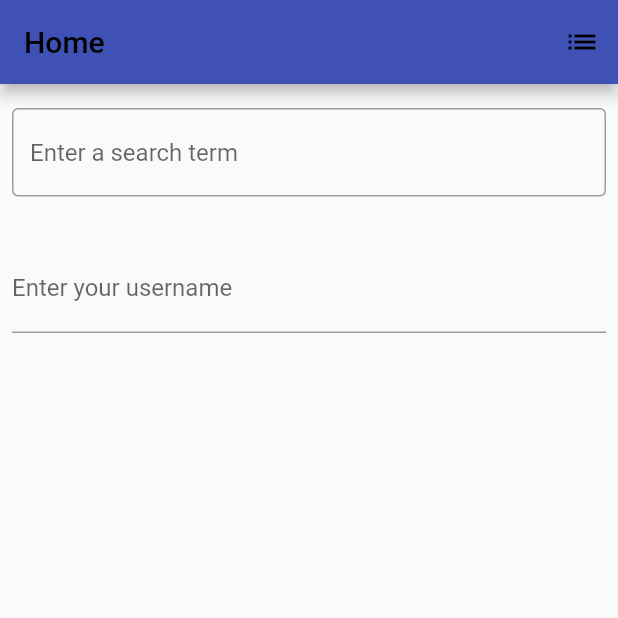
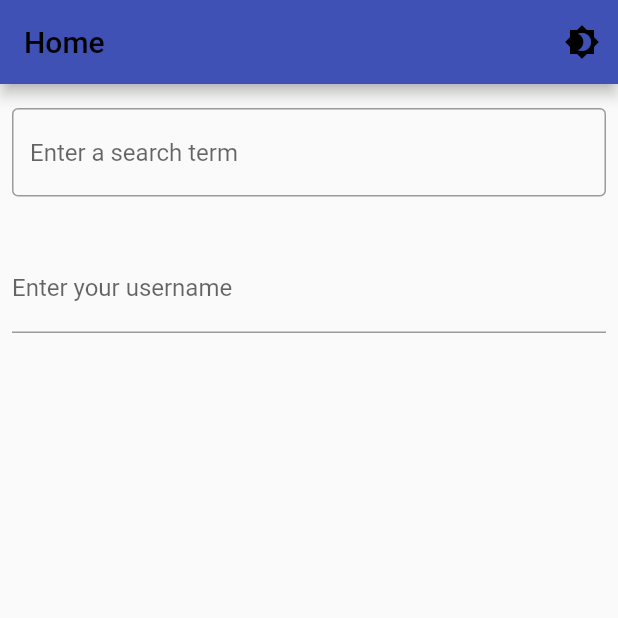
Before and after one commit to lucianoyamane/change_theme_example, a Flutter app: the screen it shows after launch, on a phone screen of 412 x 824 dp, the top half of it. Run offline on Flutter 3.47's test engine with Material 2 defaults, Android fonts, the phone set to English and light mode, and no system bars; our stand-ins replace flutter_bloc.

Commit message:
refactor: remove selector page, change icon and README.md

```diff
--- a/lib/home_page.dart
+++ b/lib/home_page.dart
@@ -1,9 +1,25 @@
-import 'package:change_theme_example/theme_selector_page.dart';
 import 'package:flutter/material.dart';
+import 'package:flutter_bloc/flutter_bloc.dart';
 
-class HomePage extends StatelessWidget {
+import 'bloc/theme_bloc.dart';
 
+class HomePage extends StatefulWidget {
   const HomePage({Key? key}) : super(key: key);
+
+  @override
+  State<HomePage> createState() => _HomePageState();
+}
+
+class _HomePageState extends State<HomePage> {
+  bool isChanged = false;
+
+  _lightTheme(context) {
+    BlocProvider.of<ChangeThemeBloc>(context).add(LightThemeEvent());
+  }
+
+  _darckTheme(context) {
+    BlocProvider.of<ChangeThemeBloc>(context).add(DarkThemeEvent());
+  }
 
   @override
   Widget build(BuildContext context) {
@@ -15,12 +31,14 @@ class HomePage extends StatelessWidget {
         actions: <Widget>[
           IconButton(
             icon: const Icon(
-              Icons.list,
+              Icons.brightness_4,
             ),
             tooltip: 'Theme selector',
             onPressed: () {
-              Navigator.of(context).push(MaterialPageRoute(
-                  builder: (context) => const ThemeSelectorPage()));
+              setState(() {
+                !isChanged ? _lightTheme(context) : _darckTheme(context);
+                isChanged = !isChanged;
+              });
             },
           ),
         ],
@@ -44,7 +62,7 @@ class MyCustomForm extends StatelessWidget {
   @override
   Widget build(BuildContext context) {
     return Column(
-      crossAxisAlignment: CrossAxisAlignment.start,
+      crossAxisAlignment: CrossAxisAlignment.stretch,
       children: <Widget>[
         const Padding(
           padding: EdgeInsets.symmetric(horizontal: 8, vertical: 16),
--- a/lib/main.dart
+++ b/lib/main.dart
@@ -3,7 +3,6 @@ import 'package:change_theme_example/bloc/theme_state.dart';
 import 'package:change_theme_example/home_page.dart';
 import 'package:flutter/material.dart';
 import 'package:flutter_bloc/flutter_bloc.dart';
-
 
 void main() => runApp(const ThemeSwitcherApp());
 
@@ -12,16 +11,17 @@ class ThemeSwitcherApp extends StatelessWidget {
 
   @override
   Widget build(BuildContext context) {
-    return BlocProvider(create: (context) => ChangeThemeBloc(),
+    return BlocProvider(
+      create: (context) => ChangeThemeBloc(),
       child: BlocBuilder<ChangeThemeBloc, ChangeThemeState>(
           builder: (context, state) {
         return MaterialApp(
+          debugShowCheckedModeBanner: false,
           title: state.name,
           theme: state.changeTheme,
           home: const HomePage(),
         );
-        }
-      ),
+      }),
     );
   }
 }
```
Also changed, not shown: lib/theme_selector_page.dart (deleted, +0 -46 lines), pubspec.lock, 1 other file. Lines whose indentation alone changed are shown as unchanged.
